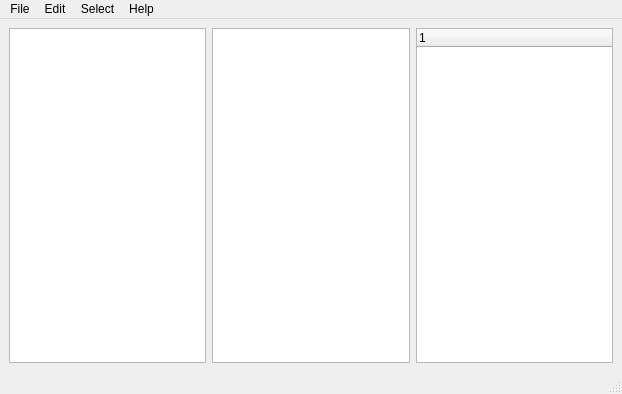
Old version of the form uis/mainUI.ui in the repository yasinkya/pyqt5-knownerrorviewer.
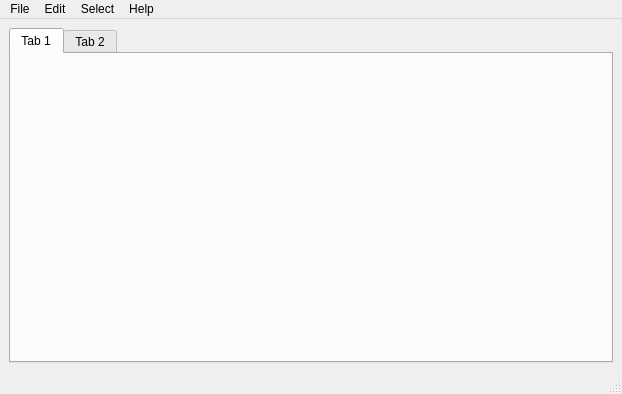
New version of the form.

What changed in the file:
```diff
--- a/uis/mainUI.ui
+++ b/uis/mainUI.ui
@@ -16,18 +16,20 @@
   <widget class="QWidget" name="centralwidget">
    <layout class="QHBoxLayout" name="horizontalLayout">
     <item>
-     <widget class="QTableWidget" name="tableWidget"/>
-    </item>
-    <item>
-     <widget class="QListWidget" name="listWidget"/>
-    </item>
-    <item>
-     <widget class="QTreeWidget" name="treeWidget">
-      <column>
-       <property name="text">
-        <string notr="true">1</string>
-       </property>
-      </column>
+     <widget class="QTabWidget" name="tabWidget">
+      <property name="currentIndex">
+       <number>0</number>
+      </property>
+      <widget class="QWidget" name="tab_5">
+       <attribute name="title">
+        <string>Tab 1</string>
+       </attribute>
+      </widget>
+      <widget class="QWidget" name="tab_6">
+       <attribute name="title">
+        <string>Tab 2</string>
+       </attribute>
+      </widget>
      </widget>
     </item>
    </layout>
```
